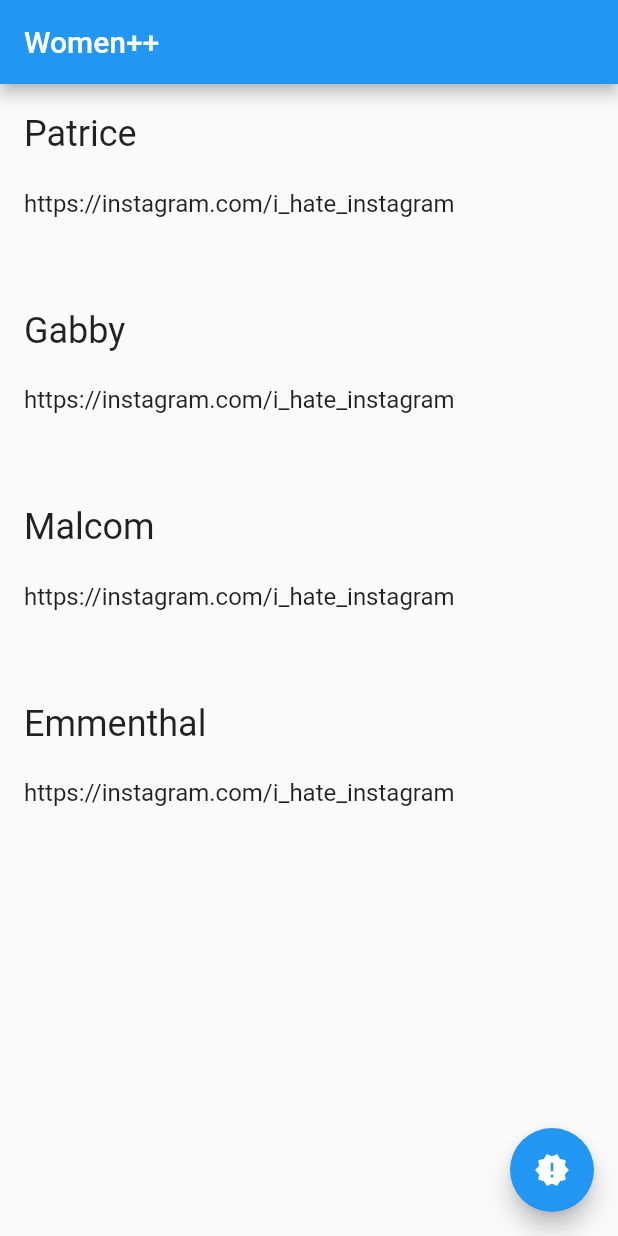
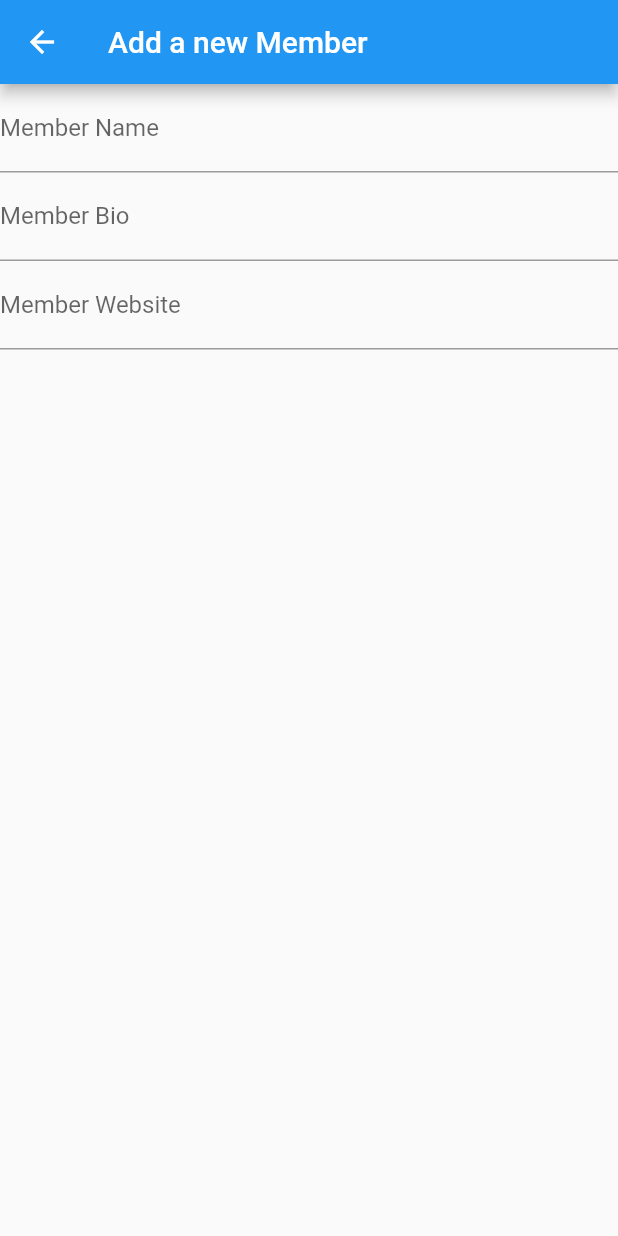
Before and after one commit to encima/mobile_dev_with_flutter, a Flutter app: the screen it shows after launch, after a tap on the "new releases" icon, on a phone screen of 412 x 824 dp. Run offline on Flutter 3.47's test engine with Material 2 defaults, Android fonts, the phone set to English and light mode, and no system bars.

Commit message:
added member submission page

```diff
--- a/code/ex_four/lib/main.dart
+++ b/code/ex_four/lib/main.dart
@@ -3,6 +3,7 @@ import 'dart:math';
 
 import 'member_model.dart';
 import 'member_page.dart';
+import 'member_add.dart';
 
 void main() {
   runApp(new MembersApp());
@@ -48,22 +49,26 @@ class BasicHomePageState extends State<BasicHomePage> {
 
   Widget build(context) {
     return Scaffold(
-      appBar: AppBar(
-        title: Text('Women++'),
-      ),
+        appBar: AppBar(
+          title: Text('Women++'),
+        ),
         body: Center(
           child: MemberList(names),
         ),
         floatingActionButton: FloatingActionButton(
-          onPressed: () {
-            setState(() {
-              currentName = names[rng.nextInt(names.length - 1)].name;
-            });
-          },
-          tooltip: 'New Name',
-          child: Icon(Icons.new_releases)
-        )
-);
+            onPressed: addMember,
+            tooltip: 'New Name',
+            child: Icon(Icons.new_releases)));
+  }
+
+  Future addMember() async {
+    Member newMember = await Navigator.of(context).push(
+      MaterialPageRoute(
+        builder: (BuildContext context) {
+          return MemberAddPage();
+        },
+      ),
+    );
   }
 }
 
--- /dev/null
+++ b/code/ex_four/lib/member_add.dart
@@ -0,0 +1,32 @@
+import 'package:flutter/material.dart';
+
+import 'member_model.dart';
+
+class MemberAddPage extends StatefulWidget {
+  @override
+  MemberAddState createState() => MemberAddState();
+}
+
+class MemberAddState extends State<MemberAddPage> {
+  TextEditingController nameController = TextEditingController();
+  TextEditingController bioController = TextEditingController();
+  TextEditingController siteController = TextEditingController();
+
+  @override
+  Widget build(context) {
+    return Scaffold(
+        appBar: AppBar(title: Text('Add a new Member')),
+        body: Container(
+            child: Column(children: [
+          TextField(decoration: InputDecoration(labelText: 'Member Name')),
+          TextField(decoration: InputDecoration(labelText: 'Member Bio')),
+          TextField(decoration: InputDecoration(labelText: 'Member Website'))
+        ])));
+  }
+
+  void addMember() {
+    //TODO check there have been details entered
+    var m = Member(nameController.text, bioController.text, siteController.text, []);
+    Navigator.of(context).pop(m);
+  }
+}
```
